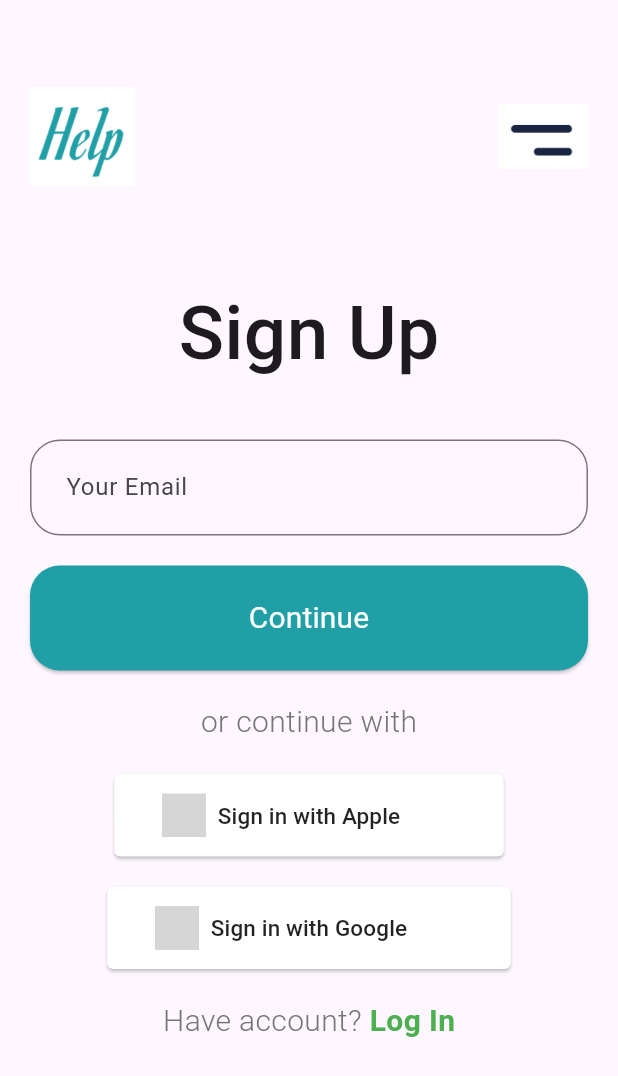
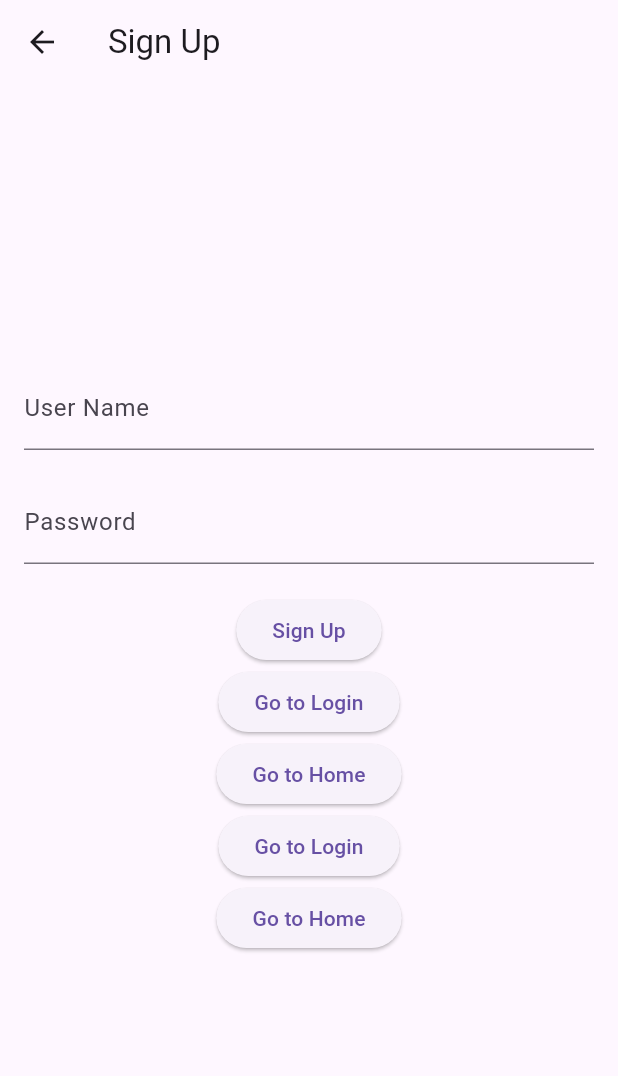
Before and after one commit to opencodeiiita/Donation-App, a Flutter app: the SignUpScreen screen opened directly, on a phone screen of 412 x 824 dp. Shown: the top 1076 px of the screen. Run offline on Flutter 3.47's test engine with Material 3 defaults, Android fonts, the light colour scheme and no system bars; drawn by our look-alikes of social_login_buttons; our stand-ins replace animated_splash_screen, firebase_auth; accounts and stored records are empty; key blocks and very long unbroken strings in the code were emptied for the run; grey boxes are pictures that could not be loaded.

Commit message:
Revert "SignUp Page ReDesign"

```diff
--- a/lib/login.dart
+++ b/lib/login.dart
@@ -1,5 +1,4 @@
 import 'package:flutter/material.dart';
-import 'package:donation_app/signup_screen.dart';
 
 class MyLogin extends StatefulWidget {
   const MyLogin({Key? key}) : super(key: key);
@@ -47,7 +46,10 @@ class _MyLoginState extends State<MyLogin> {
                                 hintText: "Enter your Email",
                                 border: OutlineInputBorder(
                                   borderRadius: BorderRadius.circular(12),
-                                )),
+                                )
+
+                            ),
+
                           ),
                           SizedBox(
                             height: 30,
@@ -75,8 +77,7 @@ class _MyLoginState extends State<MyLogin> {
                                 child: Text(
                                   'Sign in',
                                   style: TextStyle(
-                                      fontSize: 27,
-                                      fontWeight: FontWeight.w700),
+                                      fontSize: 27, fontWeight: FontWeight.w700),
                                 ),
                               ),
                               CircleAvatar(
@@ -88,9 +89,7 @@ class _MyLoginState extends State<MyLogin> {
                                     icon: SizedBox(
                                       child: Icon(
                                         Icons.arrow_circle_right,
-                                      ),
-                                    )),
-                              )
+                                      ),)),)
                             ],
                           ),
                           SizedBox(
@@ -101,11 +100,7 @@ class _MyLoginState extends State<MyLogin> {
                             children: [
                               TextButton(
                                 onPressed: () {
-                                  Navigator.push(
-                                      context,
-                                      MaterialPageRoute(
-                                          builder: (context) =>
-                                              SignUpScreen()));
+                                  Navigator.pushNamed(context, 'register');
                                 },
                                 child: Text(
                                   'Sign Up',
--- a/lib/signup_screen.dart
+++ b/lib/signup_screen.dart
@@ -1,6 +1,4 @@
-import 'package:donation_app/login.dart';
 import 'package:flutter/material.dart';
-import 'package:social_login_buttons/social_login_buttons.dart';
 
 class SignUpScreen extends StatefulWidget {
   @override
@@ -8,141 +6,66 @@ class SignUpScreen extends StatefulWidget {
 }
 
 class _SignUpScreenState extends State<SignUpScreen> {
-  final TextEditingController emailController = TextEditingController();
+  final TextEditingController nameController = TextEditingController();
+  final TextEditingController passwordController = TextEditingController();
 
   @override
   Widget build(BuildContext context) {
     return Scaffold(
-      // appbar is not required? how to remove it? (automaticallyImplyLeading: false,)
       appBar: AppBar(
-        automaticallyImplyLeading: false,
+        title: Text('Sign Up'),
       ),
-      body: Column(
-        children: [
-          Row(
-            mainAxisAlignment: MainAxisAlignment.spaceBetween,
-            children: [
-              Padding(
-                padding: EdgeInsets.only(left: 20),
-                child: Image.asset(
-                  'assets/help.png',
-                  width: 70,
-                  height: 70,
-                ),
-              ),
-              Padding(
-                padding: EdgeInsets.only(right: 20),
-                child: Image.asset(
-                  'assets/line.png',
-                  width: 60,
-                  height: 60,
-                ),
-              ),
-            ],
-          ),
-          SizedBox(height: 60),
-          Column(
-            crossAxisAlignment: CrossAxisAlignment.start,
-            children: [
-              Center(
-                child: Padding(
-                  padding: EdgeInsets.only(left: 20, right: 20),
+      body: Padding(
+        padding: const EdgeInsets.all(16.0),
         child: Column(
-                    children: [
-                      Text('Sign Up',
-                          style: TextStyle(
-                              fontSize: 50, fontWeight: FontWeight.w500)),
-                      SizedBox(height: 35),
-                      TextField(
-                        controller: emailController,
-                        decoration: InputDecoration(
-                          focusColor: Colors.grey[200],
-                          hintText: 'Your Email',
-                          contentPadding: EdgeInsets.symmetric(
-                              vertical: 20.0, horizontal: 20.0),
-                          border: OutlineInputBorder(
-                            borderRadius: BorderRadius.all(
-                              Radius.circular(20),
-                            ),
-                          ),
-                        ),
-                      ),
-                      SizedBox(height: 20),
-                      Container(
-                        width: double.infinity,
-                        height: 70,
-                        child: ElevatedButton(
-                          onPressed: () {
-                            // CONTINUE BUTTON
-                          },
-                          child: Text('Continue',
-                              style: TextStyle(
-                                  fontSize: 20,
-                                  color: Colors.white,
-                                  fontWeight: FontWeight.w400)),
-                          style: ElevatedButton.styleFrom(
-                            backgroundColor: Color(0xFF209FA6),
-                            shape: RoundedRectangleBorder(
-                              borderRadius:
-                                  BorderRadius.all(Radius.circular(20)),
-                            ),
-                          ),
-                        ),
-                      ),
-                      SizedBox(height: 20),
-                      Text(
-                        'or continue with',
-                        style: TextStyle(
-                            fontSize: 20,
-                            fontWeight: FontWeight.w300,
-                            color: Colors.grey[600]),
-                      ),
-                      SizedBox(height: 20),
-                      SocialLoginButton(
-                          buttonType: SocialLoginButtonType.apple,
-                          onPressed: () {
-                            // APPLE BUTTON
-                          }),
-                      SizedBox(height: 20),
-                      SocialLoginButton(
-                          buttonType: SocialLoginButtonType.google,
-                          onPressed: () {
-                            // GOOGLE BUTTON
-                          }),
-                      SizedBox(height: 20),
-                      Row(
           mainAxisAlignment: MainAxisAlignment.center,
           children: [
-                          Text('Have account? ',
-                              style: TextStyle(
-                                  fontSize: 20,
-                                  fontWeight: FontWeight.w300,
-                                  color: Colors.grey[600])),
-                          GestureDetector(
-                            onTap: () {
-                              Navigator.push(
-                                context,
-                                MaterialPageRoute(
-                                  builder: (context) => MyLogin(),
+            TextField(
+              controller: nameController,
+              decoration: InputDecoration(labelText: 'User Name'),
             ),
-                              );
+            SizedBox(height: 20.0),
+            TextField(
+              obscureText: true,
+              controller: passwordController,
+              decoration: InputDecoration(labelText: 'Password'),
+            ),
+            SizedBox(height: 20.0),
+            ElevatedButton(
+              onPressed: () {
+                // Handle sign up logic here
+                print(nameController.text);
+                print(passwordController.text);
               },
-                            child: Text('Log In',
-                                style: TextStyle(
-                                    fontSize: 20,
-                                    fontWeight: FontWeight.w600,
-                                    color: Colors.green)),
+              child: Text('Sign Up'),
             ),
-                        ],
+            ElevatedButton(
+              onPressed: () {
+                Navigator.pushNamed(context, '/login');
+              },
+              child: Text('Go to Login'),
+            ),
+            ElevatedButton(
+              onPressed: () {
+                Navigator.pushNamed(context, '/home');
+              },
+              child: Text('Go to Home'),
+            ),
+            ElevatedButton(
+              onPressed: () {
+                Navigator.pushNamed(context, '/login');
+              },
+              child: Text('Go to Login'),
+            ),
+            ElevatedButton(
+              onPressed: () {
+                Navigator.pushNamed(context, '/home');
+              },
+              child: Text('Go to Home'),
             ),
           ],
         ),
       ),
-              ),
-            ],
-          ),
-        ],
-      ),
     );
   }
 }
--- a/pubspec.yaml
+++ b/pubspec.yaml
@@ -40,7 +40,6 @@ dependencies:
   animated_splash_screen: ^1.3.0
   page_transition: ^2.1.0
   cached_network_image: ^3.3.0
-  social_login_buttons: ^1.0.7
 
 
 dev_dependencies:
```
Also changed, not shown: pubspec.lock. Lines whose indentation alone changed are shown as unchanged.
